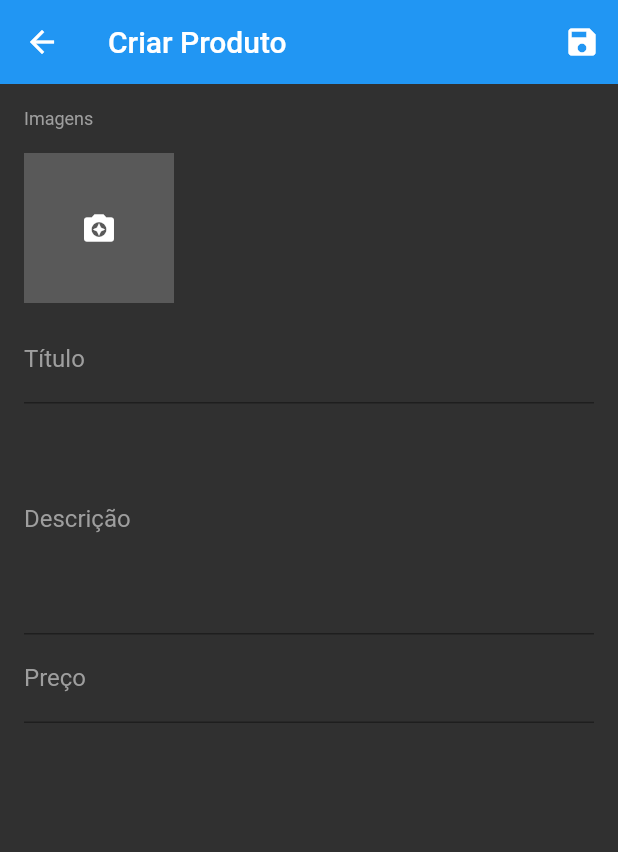
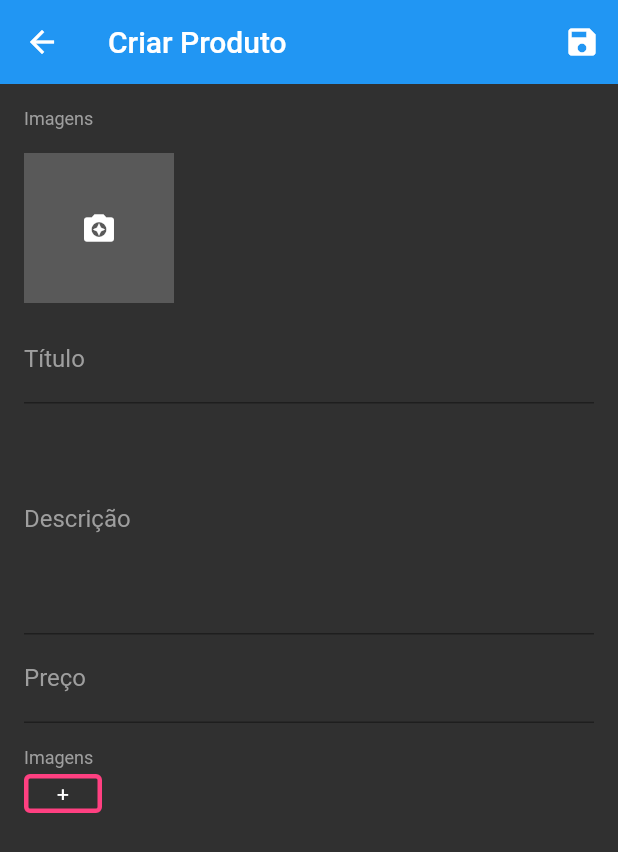
Before and after one commit to HigorSnt/gerente-loja-virtual, a Flutter app: the ProductScreen screen opened directly with empty values, on a phone screen of 412 x 824 dp. Shown: the top 852 px of the screen. Run offline on Flutter 3.47's test engine with Material 2 defaults, Android fonts, the phone set to English and light mode, and no system bars; our stand-ins replace cloud_firestore, firebase_auth, firebase_storage, flutter_speed_dial, image_cropper, image_picker and 2 more; missing offline and left inert: bloc_pattern; accounts and stored records are empty; statements that could not run were skipped.

```diff
--- a/lib/blocs/products_bloc.dart
+++ b/lib/blocs/products_bloc.dart
@@ -53,6 +53,10 @@ class ProductBloc extends BlocBase {
     unsavedData['images'] = images;
   }
 
+  void saveSizes(List sizes) {
+    unsavedData['sizes'] = sizes;
+  }
+
   void deleteProduct() {
     product.reference.delete();
   }
--- a/lib/screens/product_screen.dart
+++ b/lib/screens/product_screen.dart
@@ -3,6 +3,7 @@ import 'package:flutter/material.dart';
 import 'package:gerentelojavirtual/blocs/products_bloc.dart';
 import 'package:gerentelojavirtual/validators/product_validator.dart';
 import 'package:gerentelojavirtual/widgets/images_widget.dart';
+import 'package:gerentelojavirtual/widgets/products_sizes.dart';
 
 class ProductScreen extends StatefulWidget {
   final String categoryId;
@@ -62,10 +63,12 @@ class _ProductScreenState extends State<ProductScreen> with ProductValidator {
                   builder: (context, snapshot) {
                     return IconButton(
                       icon: Icon(Icons.remove),
-                      onPressed: snapshot.data ? null : () {
-                        _productBloc.deleteProduct();
-                        Navigator.of(context).pop();
-                      },
+                      onPressed: snapshot.data
+                          ? null
+                          : () {
+                              _productBloc.deleteProduct();
+                              Navigator.of(context).pop();
+                            },
                     );
                   },
                 );
@@ -132,6 +135,25 @@ class _ProductScreenState extends State<ProductScreen> with ProductValidator {
                       onSaved: _productBloc.savePrice,
                       validator: validatePrice,
                     ),
+                    SizedBox(
+                      height: 16,
+                    ),
+                    Text(
+                      'Imagens',
+                      style: TextStyle(
+                        color: Colors.grey,
+                        fontSize: 12,
+                      ),
+                    ),
+                    ProductsSizes(
+                      context: context,
+                      initialValue: snapshot.data['sizes'],
+                      onSaved: _productBloc.saveSizes,
+                      validator: (s) {
+                        if (s.isEmpty) return 'Adicione um tamanho!';
+                        return null;
+                      },
+                    ),
                   ],
                 );
               },
--- /dev/null
+++ b/lib/widgets/products_sizes.dart
@@ -0,0 +1,82 @@
+import 'package:flutter/material.dart';
+import 'package:gerentelojavirtual/widgets/add_size_dialog.dart';
+
+class ProductsSizes extends FormField<List> {
+  ProductsSizes({
+    BuildContext context,
+    List initialValue,
+    FormFieldSetter<List> onSaved,
+    FormFieldValidator<List> validator,
+  }) : super(
+          initialValue: initialValue,
+          onSaved: onSaved,
+          validator: validator,
+          builder: (state) {
+            return SizedBox(
+              height: 34,
+              child: GridView(
+                padding: EdgeInsets.symmetric(vertical: 4),
+                scrollDirection: Axis.horizontal,
+                gridDelegate: SliverGridDelegateWithFixedCrossAxisCount(
+                  crossAxisCount: 1,
+                  mainAxisSpacing: 8,
+                  childAspectRatio: 0.5,
+                ),
+                children: state.value
+                    .map(
+                      (s) => GestureDetector(
+                        onLongPress: () {
+                          state.didChange(state.value..remove(s));
+                        },
+                        child: Container(
+                          decoration: BoxDecoration(
+                            borderRadius: BorderRadius.all(Radius.circular(4)),
+                            border: Border.all(
+                              color: Colors.pinkAccent,
+                              width: 3,
+                            ),
+                          ),
+                          alignment: Alignment.center,
+                          child: Text(
+                            s,
+                            style: TextStyle(color: Colors.white),
+                          ),
+                        ),
+                      ),
+                    )
+                    .toList()
+                      ..add(
+                        GestureDetector(
+                          onTap: () async {
+                            String size = await showDialog(
+                              context: context,
+                              builder: (context) => AddSizeDialog(),
+                            );
+
+                            if (size != null)
+                              state.didChange(state.value..add(size));
+                          },
+                          child: Container(
+                            decoration: BoxDecoration(
+                              borderRadius:
+                                  BorderRadius.all(Radius.circular(4)),
+                              border: Border.all(
+                                color: state.hasError
+                                    ? Colors.red
+                                    : Colors.pinkAccent,
+                                width: 3,
+                              ),
+                            ),
+                            alignment: Alignment.center,
+                            child: Text(
+                              '+',
+                              style: TextStyle(color: Colors.white),
+                            ),
+                          ),
+                        ),
+                      ),
+              ),
+            );
+          },
+        );
+}
```
Also changed, not shown: lib/widgets/add_size_dialog.dart (added, +33 -0 lines).
